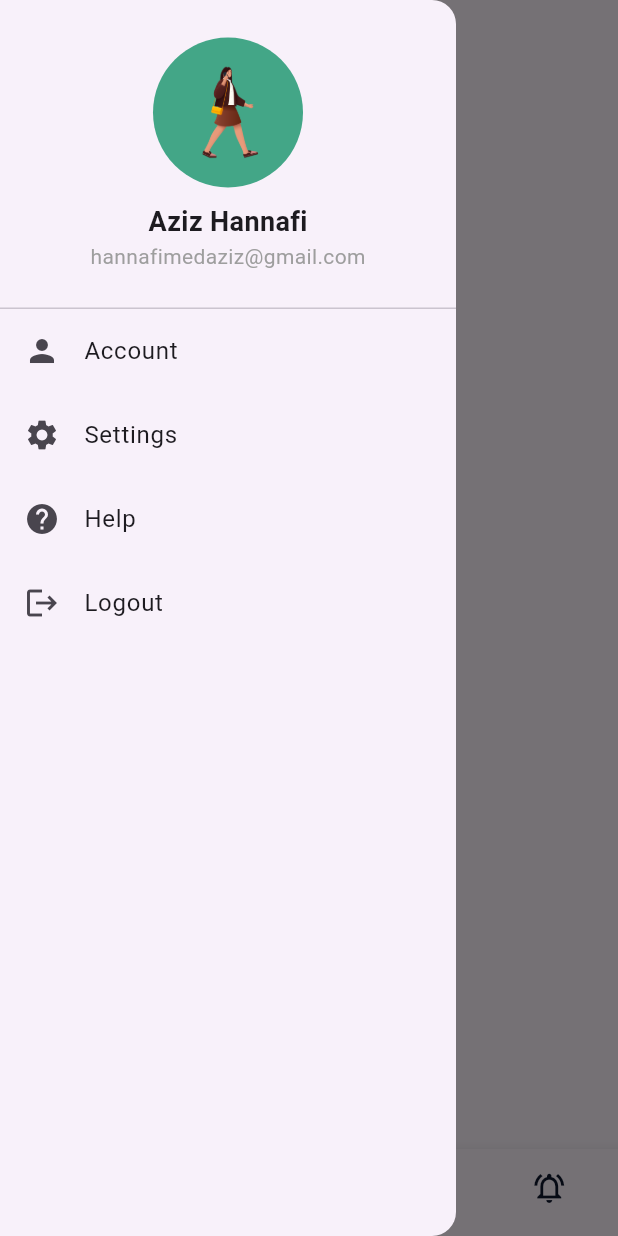
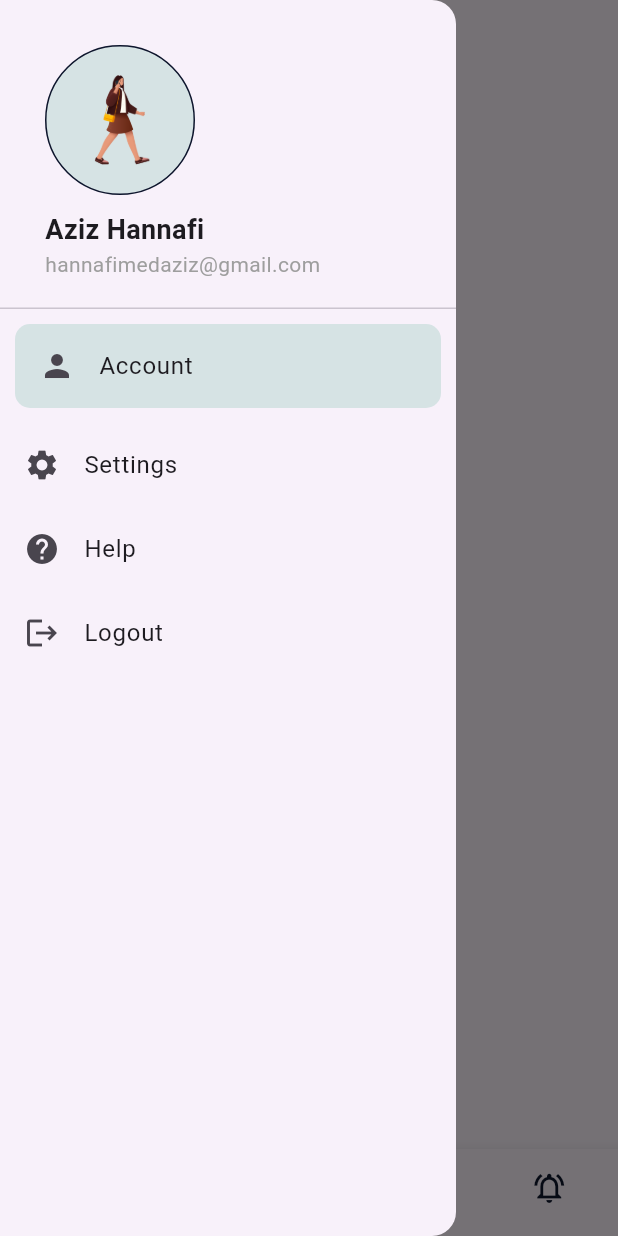
Before and after one commit to AzizHannafi/alternance-flutter, a Flutter app: the Browse screen opened directly, with the side drawer open, on a phone screen of 412 x 824 dp. Run offline on Flutter 3.47's test engine with Material 3 defaults, Android fonts, the light colour scheme and no system bars; our stand-ins replace flutter_svg, shared_preferences; accounts and stored records are empty.

Commit message:
refactor : updating drawer ui

```diff
--- a/lib/utils/ColorsUtils.dart
+++ b/lib/utils/ColorsUtils.dart
@@ -5,7 +5,9 @@ import 'package:flutter/material.dart';
 class ColorsUtils {
   static const Color primaryBleu = Color(0xff0d152c);
   static const Color primaryGreen = Color(0xff43a687);
+  static const Color transparentGreen = Color.fromARGB(48, 67, 166, 135);
   static const Color primaryWhite = Color(0xfff5f5f5);
   static const Color primaryPurpule = Colors.deepPurple;
   static const Color lightGray = Color.fromARGB(255, 255, 255, 255);
+  static const Color white = Colors.white;
 }
--- a/lib/views/custom/DrawerC.dart
+++ b/lib/views/custom/DrawerC.dart
@@ -1,5 +1,6 @@
 import 'package:alternance_flutter/utils/ColorsUtils.dart';
 import 'package:flutter/material.dart';
+import 'package:flutter/widgets.dart';
 
 class Drawerc extends StatelessWidget {
   final Function(int) onItemTapped;
@@ -17,19 +18,24 @@ class Drawerc extends StatelessWidget {
               SizedBox(
                 height: constraints.maxHeight / 4,
                 child: Container(
+                  padding: const EdgeInsets.all(30),
                   // color: ColorsUtils.primaryGreen,
                   child: Column(
                     mainAxisAlignment: MainAxisAlignment.center,
+                    crossAxisAlignment: CrossAxisAlignment.start,
                     children: [
                       Container(
                         height: 100,
                         width: 100,
                         decoration: BoxDecoration(
-                          color: ColorsUtils.primaryGreen,
+                          color: ColorsUtils.transparentGreen,
+                          border: Border.all(
+                            color: ColorsUtils.primaryBleu,
+                            width: 1.0,
+                          ),
                           borderRadius: BorderRadius.circular(60),
                         ),
                         child: ClipRRect(
-                          borderRadius: BorderRadius.circular(60),
                           child: Image.asset(
                             "images/hr_female.png",
                             fit: BoxFit.cover,
@@ -53,22 +59,31 @@ class Drawerc extends StatelessWidget {
               const Divider(
                 height: 0,
               ),
-              ListTile(
-                title: const Text("Account"),
-                leading: const Icon(Icons.person),
-                onTap: () => onItemTapped(0),
+              Container(
+                margin: EdgeInsets.all(10),
+                decoration: BoxDecoration(
+                    borderRadius: BorderRadius.circular(10),
+                    color: ColorsUtils.transparentGreen),
+                child: ListTile(
+                  title: const Text("Account"),
+                  leading: const Icon(Icons.person),
+                  onTap: () => onItemTapped(0),
+                ),
               ),
               ListTile(
+                focusColor: ColorsUtils.lightGray,
                 title: const Text("Settings"),
                 leading: const Icon(Icons.settings),
                 onTap: () => onItemTapped(1),
               ),
               ListTile(
+                focusColor: ColorsUtils.lightGray,
                 title: const Text("Help"),
                 leading: const Icon(Icons.help),
                 onTap: () => onItemTapped(2),
               ),
               const ListTile(
+                focusColor: ColorsUtils.lightGray,
                 title: Text("Logout"),
                 leading: Icon(Icons.logout),
                 // onTap: () => onItemTapped(3),
```
Also changed, not shown: lib/views/custom/ListTileC.dart (added, +44 -0 lines).
